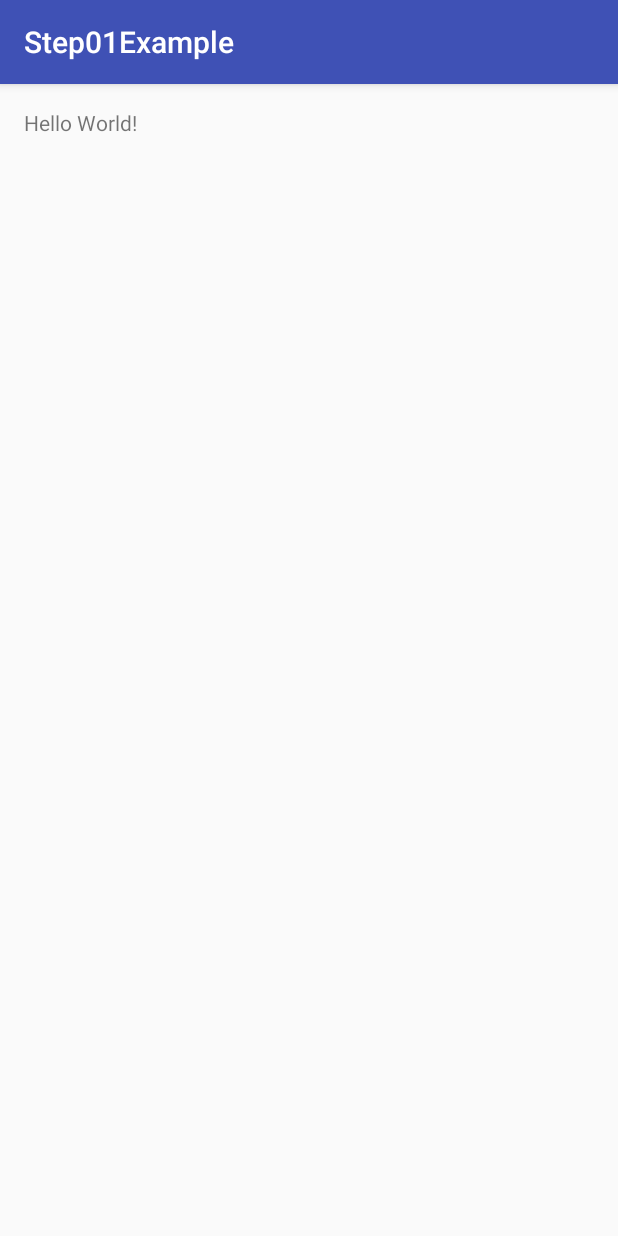
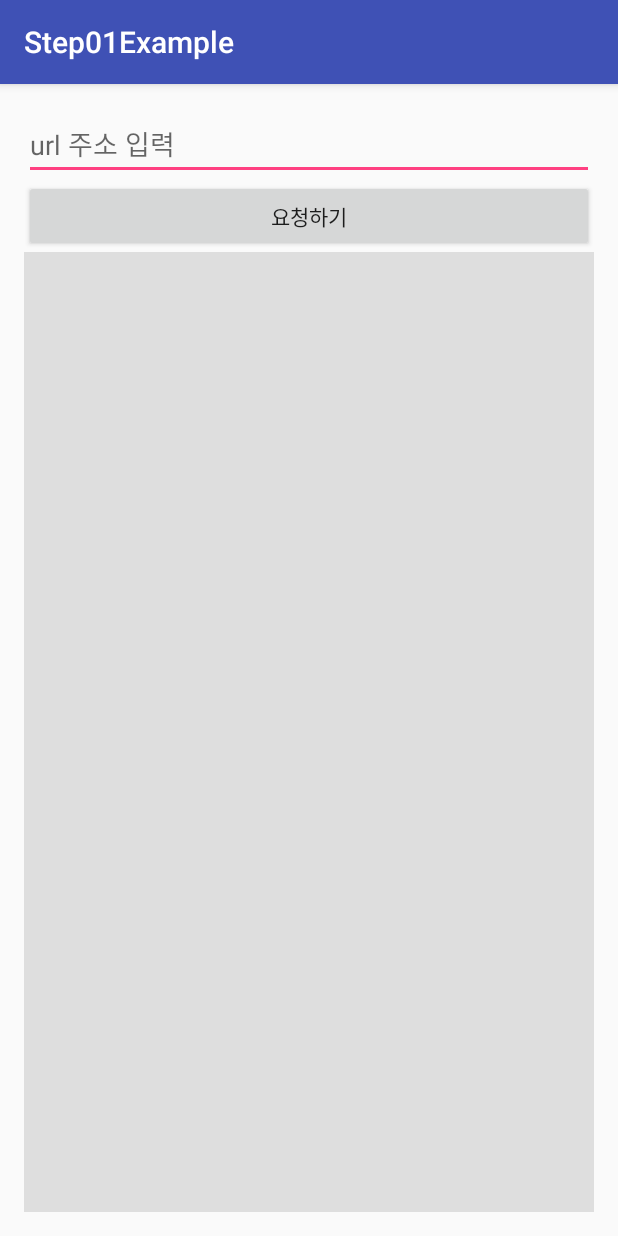
Before and after one commit to aoiringo04/Chapter03, an Android app: the screen it shows after launch (MainActivity), on a phone screen of 412 x 824 dp. Run offline under Robolectric (Android 15) with nearby library versions, the phone set to English and light mode, and no system bars.

Commit message:
Step01 Example
완성

```diff
--- a/step01example/src/main/AndroidManifest.xml
+++ b/step01example/src/main/AndroidManifest.xml
@@ -1,6 +1,9 @@
 <?xml version="1.0" encoding="utf-8"?>
 <manifest xmlns:android="http://schemas.android.com/apk/res/android"
     package="com.bom.step01example">
+
+    <!-- 인터넷을 사용하겠다는 퍼미션 -->
+    <uses-permission android:name="android.permission.INTERNET" />
 
     <application android:allowBackup="true" android:icon="@mipmap/ic_launcher"
         android:label="@string/app_name" android:supportsRtl="true" android:theme="@style/AppTheme">
--- a/step01example/src/main/res/layout/activity_main.xml
+++ b/step01example/src/main/res/layout/activity_main.xml
@@ -1,13 +1,28 @@
 <?xml version="1.0" encoding="utf-8"?>
-<RelativeLayout xmlns:android="http://schemas.android.com/apk/res/android"
+<LinearLayout xmlns:android="http://schemas.android.com/apk/res/android"
     xmlns:tools="http://schemas.android.com/tools" android:id="@+id/activity_main"
     android:layout_width="match_parent" android:layout_height="match_parent"
     android:paddingBottom="@dimen/activity_vertical_margin"
     android:paddingLeft="@dimen/activity_horizontal_margin"
     android:paddingRight="@dimen/activity_horizontal_margin"
     android:paddingTop="@dimen/activity_vertical_margin"
+    android:orientation="vertical"
     tools:context="com.bom.step01example.MainActivity">
-
-    <TextView android:layout_width="wrap_content" android:layout_height="wrap_content"
-        android:text="Hello World!" />
-</RelativeLayout>
+    <EditText
+        android:layout_width="match_parent"
+        android:layout_height="wrap_content"
+        android:id="@+id/inputUrl"
+        android:hint="url 주소 입력"/>
+    <Button
+        android:layout_width="match_parent"
+        android:layout_height="wrap_content"
+        android:id="@+id/requestBtn"
+        android:text="요청하기"/>
+    <EditText
+        android:layout_width="match_parent"
+        android:layout_height="match_parent"
+        android:focusable="false"
+        android:id="@+id/console"
+        android:gravity="left|top"
+        android:background="#dedede"/>
+</LinearLayout>
```
Also changed, not shown: step01example/src/main/java/com/bom/step01example/MainActivity.java (+119 -2 lines).
